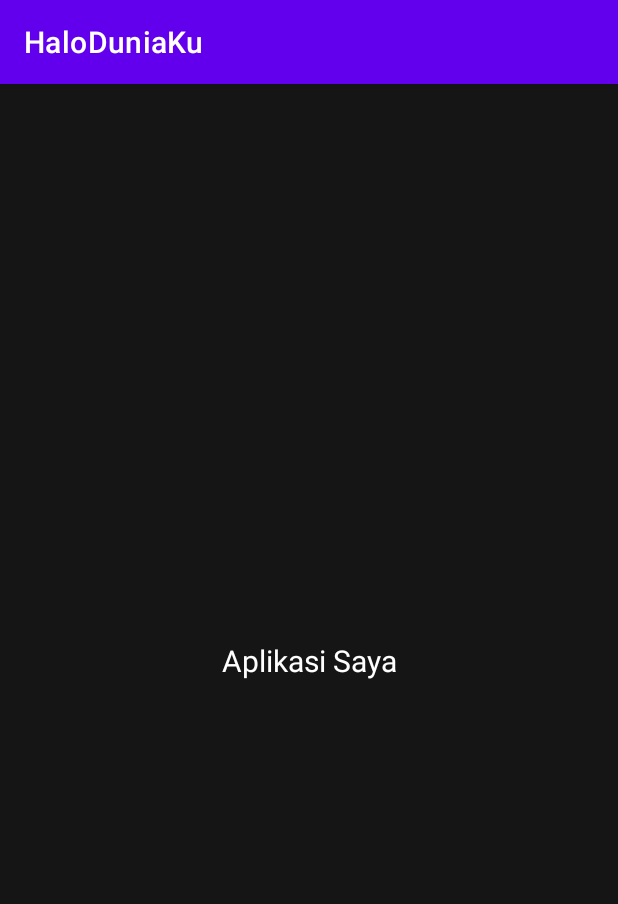
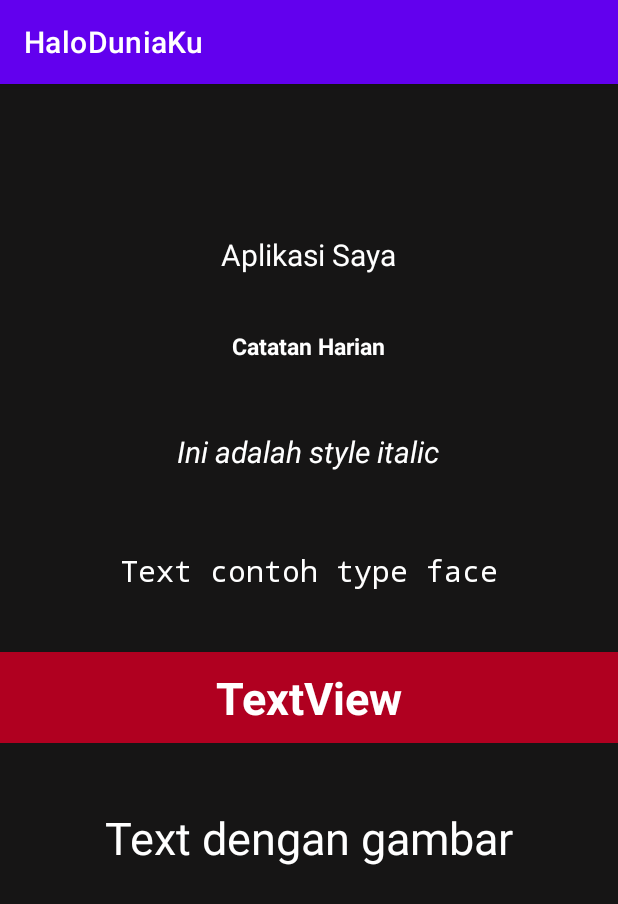
Before and after one commit to ridho008/P2-belajar-android-studio-kotlin, an Android app: the screen it shows after launch (MainActivity), on a phone screen of 412 x 824 dp. Shown: the top 904 px of the screen. Run offline under Robolectric (Android 15) with nearby library versions, the light colour scheme and no system bars.

Commit message:
01-menggunakan-text-view

```diff
--- a/01-hallo-duniaku/app/build.gradle
+++ b/01-hallo-duniaku/app/build.gradle
@@ -40,4 +40,6 @@ dependencies {
     testImplementation 'junit:junit:4.13.2'
     androidTestImplementation 'androidx.test.ext:junit:1.1.3'
     androidTestImplementation 'androidx.test.espresso:espresso-core:3.4.0'
+    implementation 'androidx.appcompat:appcompat:1.1.0-rc01'
+    implementation 'androidx.appcompat:appcompat-resources:1.1.0-rc01'
 }
--- a/01-hallo-duniaku/app/src/main/res/layout/activity_main.xml
+++ b/01-hallo-duniaku/app/src/main/res/layout/activity_main.xml
@@ -8,14 +8,93 @@
     tools:context=".MainActivity">
 
     <TextView
+        android:id="@+id/text_apk_saya"
         android:layout_width="wrap_content"
         android:layout_height="wrap_content"
+        android:layout_marginTop="100dp"
         android:text="Aplikasi Saya"
+        android:textColor="#fff"
         android:textSize="20sp"
-        android:textColor="#fff"
-        app:layout_constraintBottom_toBottomOf="parent"
+        app:layout_constraintHorizontal_bias="0.498"
         app:layout_constraintLeft_toLeftOf="parent"
         app:layout_constraintRight_toRightOf="parent"
         app:layout_constraintTop_toTopOf="parent" />
 
+    <TextView
+        android:id="@+id/textView"
+        android:layout_width="wrap_content"
+        android:layout_height="wrap_content"
+        android:text="Catatan Harian"
+        android:textColor="#fff"
+        android:textSize="15sp"
+        android:textStyle="bold"
+        app:layout_constraintBottom_toBottomOf="parent"
+        app:layout_constraintEnd_toEndOf="parent"
+        app:layout_constraintHorizontal_bias="0.498"
+        app:layout_constraintStart_toStartOf="parent"
+        app:layout_constraintTop_toBottomOf="@+id/text_apk_saya"
+        app:layout_constraintVertical_bias="0.059" />
+
+    <TextView
+        android:id="@+id/textView3"
+        android:layout_width="wrap_content"
+        android:layout_height="wrap_content"
+        android:text="Ini adalah style italic"
+        android:textStyle="italic"
+        android:textColor="#fff"
+        android:textSize="20sp"
+        app:layout_constraintBottom_toBottomOf="parent"
+        app:layout_constraintEnd_toEndOf="parent"
+        app:layout_constraintHorizontal_bias="0.498"
+        app:layout_constraintStart_toStartOf="parent"
+        app:layout_constraintTop_toBottomOf="@+id/textView"
+        app:layout_constraintVertical_bias="0.083" />
+
+    <TextView
+        android:id="@+id/textView4"
+        android:layout_width="wrap_content"
+        android:layout_height="wrap_content"
+        android:text="Text contoh type face"
+        android:textColor="#fff"
+        android:textSize="20sp"
+        android:typeface="monospace"
+        app:layout_constraintBottom_toBottomOf="parent"
+        app:layout_constraintEnd_toEndOf="parent"
+        app:layout_constraintHorizontal_bias="0.498"
+        app:layout_constraintStart_toStartOf="parent"
+        app:layout_constraintTop_toBottomOf="@+id/textView"
+        app:layout_constraintVertical_bias="0.226" />
+
+    <TextView
+        android:id="@+id/textView5"
+        android:layout_width="match_parent"
+        android:layout_height="wrap_content"
+        android:text="TextView"
+        android:textColor="#fff"
+        android:textSize="30sp"
+        android:textStyle="bold"
+        android:gravity="center"
+        android:padding="10dp"
+        android:background="@color/design_default_color_error"
+        app:layout_constraintBottom_toBottomOf="parent"
+        app:layout_constraintEnd_toEndOf="parent"
+        app:layout_constraintHorizontal_bias="0.498"
+        app:layout_constraintStart_toStartOf="parent"
+        app:layout_constraintTop_toBottomOf="@+id/textView4"
+        app:layout_constraintVertical_bias="0.111" />
+
+    <TextView
+        android:id="@+id/textView6"
+        android:layout_width="wrap_content"
+        android:layout_height="wrap_content"
+        android:text="Text dengan gambar"
+        android:textColor="#fff"
+        android:textSize="30sp"
+        app:layout_constraintBottom_toBottomOf="parent"
+        app:layout_constraintEnd_toEndOf="parent"
+        app:layout_constraintHorizontal_bias="0.498"
+        app:layout_constraintStart_toStartOf="parent"
+        app:layout_constraintTop_toBottomOf="@+id/textView5"
+        app:layout_constraintVertical_bias="0.149" />
+
 </androidx.constraintlayout.widget.ConstraintLayout>
```
Also changed, not shown: 01-hallo-duniaku/app/src/main/res/drawable/wow.png (added).
